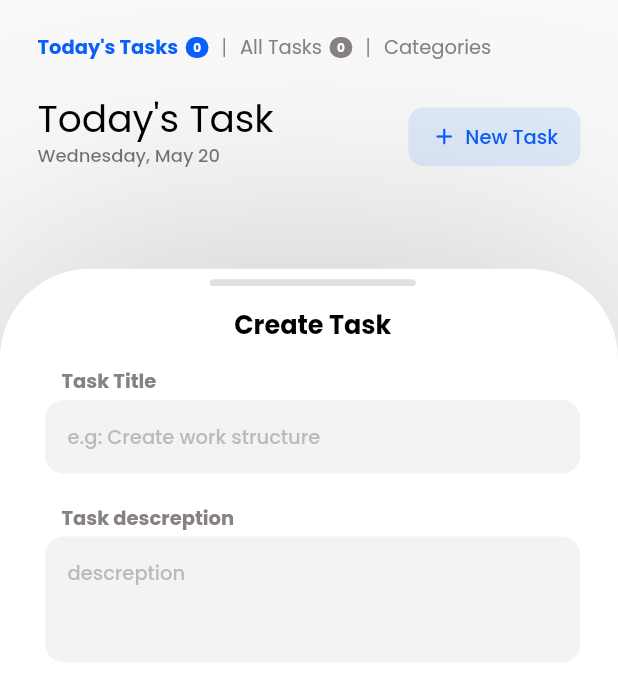
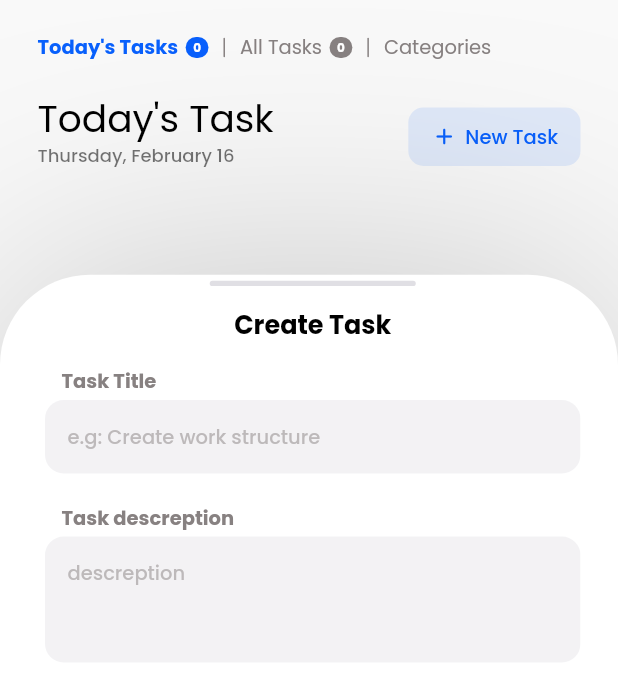
Before and after one commit to Omar-IDOUDAOUD/Task-Manager, a Flutter app: the screen it shows after launch, after a tap on "New Task", on a phone screen of 412 x 824 dp, the part 71-748 px from its top. Run offline on Flutter 3.47's test engine with Material 2 defaults, Android fonts, the phone set to English and light mode, and no system bars; our stand-ins replace flutter_svg, get, shared_preferences, sqflite, sqflite_common_ffi; accounts and stored records are empty.

Commit message:
add enhancements

```diff
--- a/lib/controller/home/tasks_controller.dart
+++ b/lib/controller/home/tasks_controller.dart
@@ -93,10 +93,13 @@ class TasksController extends GetxController {
     await _categoriesProvider.init();
 
     if (!loadMoreData) return _todayTasks;
+    final now = DateTime.now();
     final paginated_data = await _tasksProvider.readTasks(
       limit: 10,
       offset: _tasksTabTodayTasksPaginationOffset,
       orderBy: 'id DESC',
+      where: 'DATE(completion_date) == DATE(?)',
+      whereArgs: [now.toIso8601String(),],
     );
     _tasksTabTodayTasksPaginationOffset += 10;
     _todayTasks.addAll(paginated_data);
@@ -104,8 +107,9 @@ class TasksController extends GetxController {
   }
 
   Future _updateTodaysTasksLength() async {
+    final now = DateTime.now();
     final l = await _tasksProvider.db!
-        .rawQuery('SELECT count(`id`) as c from `${_tasksProvider.tableName}`');
+        .rawQuery('SELECT count(`id`) as c from ${_tasksProvider.tableName} WHERE DATE(completion_date) == DATE(?)', [ now.toIso8601String()]);
     todayTasksNumber.value = int.parse(l.first['c'].toString());
   }
 
--- a/lib/core/utils/bottom_sheet.dart
+++ b/lib/core/utils/bottom_sheet.dart
@@ -18,7 +18,7 @@ class BottomSheet {
     String? cancelLabel,
     Function()? onDismiss,
   }) {
-    onDismiss ??= (){};
+    onDismiss ??= () {};
     Get.bottomSheet(
       DecoratedBox(
         decoration: BoxDecoration(
@@ -31,14 +31,14 @@ class BottomSheet {
           borderRadius: const BorderRadius.vertical(top: Radius.circular(60)),
         ),
         child: Padding(
-          padding: const EdgeInsets.only(top: 7, right: 25, left: 30),
+          padding: const EdgeInsets.only(top: 4, right: 25, left: 30),
           child: Column(
             mainAxisSize: MainAxisSize.min,
             crossAxisAlignment: CrossAxisAlignment.start,
             children: [
               Center(
                 child: SizedBox(
-                  height: 4.5,
+                  height: 3.5,
                   width: Get.size.width / 3,
                   child: DecoratedBox(
                     decoration: BoxDecoration(
@@ -114,7 +114,8 @@ class BottomSheet {
                   maxHeight: Get.size.height - 150,
                 ),
                 child: ClipRRect(
-                  borderRadius: const BorderRadius.vertical(top: Radius.circular(15)),
+                  borderRadius:
+                      const BorderRadius.vertical(top: Radius.circular(15)),
                   child: SingleChildScrollView(
                     child: child,
                   ),
--- a/lib/services/sqldb_connection.dart
+++ b/lib/services/sqldb_connection.dart
@@ -7,7 +7,7 @@ const String TASKS_TABLE_CREATE_SQLQUERY = """
       CREATE TABLE Tasks(
         id  INTEGER NOT NULL PRIMARY KEY AUTOINCREMENT,
         title  INTEGER NOT NULL,
-        description  TEXT ,
+        description TEXT ,
         category_id  INTEGER NOT NULL DEFAULT 1,
         creation_date DATETIME,
         priority INTEGER NULL DEFAULT 1,
@@ -73,7 +73,7 @@ class SQLiteConnectionService {
   Future<Database> _initialMobileDataBase() async {
     print("LOG: start initialization of mobile database");
     final String path = join(await getDatabasesPath(), DATABASE_NAME);
-    _db = await openDatabase(path, onCreate: _onCreate);
+    _db = await openDatabase(path, onCreate: _onCreate, version: DATABASE_VERSION);
 
     print("LOG: finish initialization of mobile database");
     return _db!;
--- a/lib/view/home/bottomsheets/new_task_bottom_sheet.dart
+++ b/lib/view/home/bottomsheets/new_task_bottom_sheet.dart
@@ -688,7 +688,10 @@ class _NewTaskBottomSheetState extends State<NewTaskBottomSheet> {
                         height: Get.size.height / 2.5,
                         width: constraints.maxWidth,
                         child: CupertinoDatePicker(
-                          maximumYear: DateTime.now().year + 40,
+                          minimumYear: initialDate != null
+                              ? initialDate.year
+                              : DateTime.now().year,
+                          maximumYear: DateTime.now().year + 20,
                           minimumDate: minimumDate,
                           maximumDate: maximumDate,
                           initialDateTime: initialDate,
--- a/lib/view/home/tabs/tasks.dart
+++ b/lib/view/home/tabs/tasks.dart
@@ -3,6 +3,7 @@ import 'package:flutter/material.dart';
 import 'package:flutter_staggered_grid_view/flutter_staggered_grid_view.dart';
 import 'package:flutter_svg/flutter_svg.dart';
 import 'package:get/get.dart';
+import 'package:intl/intl.dart';
 import 'package:task_manager/controller/home/tasks_controller.dart';
 import 'package:task_manager/core/constants/colors.dart';
 import 'package:task_manager/core/utils/bottom_sheet.dart' as CoreUtils;
@@ -224,7 +225,7 @@ class _TodayTasks extends StatelessWidget {
           children: [
             _Title(
               title: 'Today\'s Task',
-              subTitle: 'Wednesday, May 20',
+              subTitle: DateFormat.MMMMEEEEd().format(DateTime.now()),
             ),
             SizedBox(
               height: 20,
@@ -292,7 +293,7 @@ class _AllTasks extends StatelessWidget {
           children: [
             _Title(
               title: "All Tasks",
-              subTitle: "20% of tasks completed",
+              subTitle: DateFormat.MMMMEEEEd().format(DateTime.now()),
             ),
             SizedBox(
               height: 20,
@@ -498,8 +499,7 @@ class __AddTaskButtonState extends State<_AddTaskButton> {
   Widget build(BuildContext context) {
     return GestureDetector(
       onTap: () {
-
-          NewTaskBottomSheet.open();
+        NewTaskBottomSheet.open();
 
         // CoreUtils.BottomSheet.open(
         //   Column(
```
Also changed, not shown: lib/view/home/widgets/task_card.dart (+29 -19 lines), assets/icons/ic_fluent_archive_24_regular.svg.
